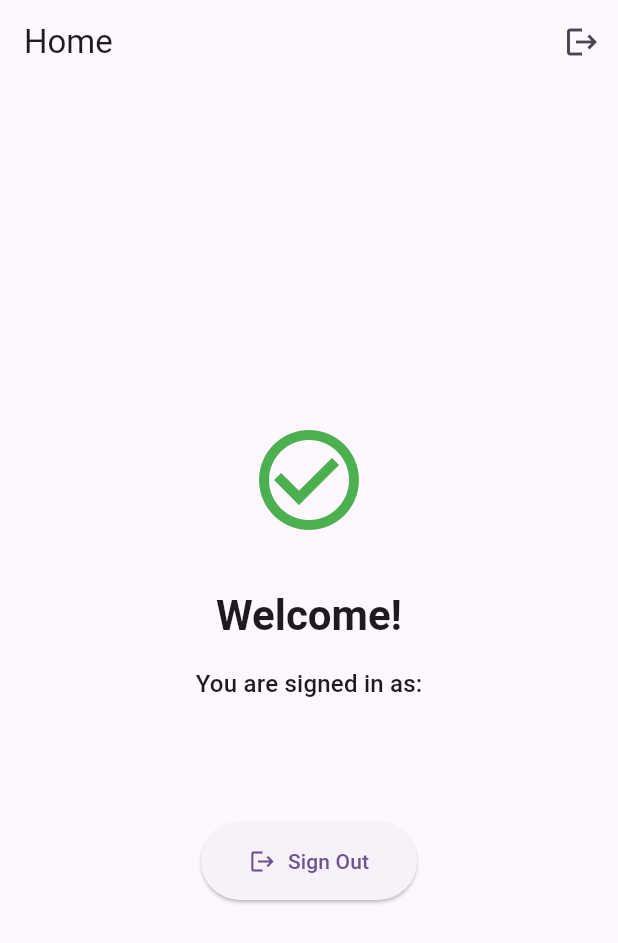
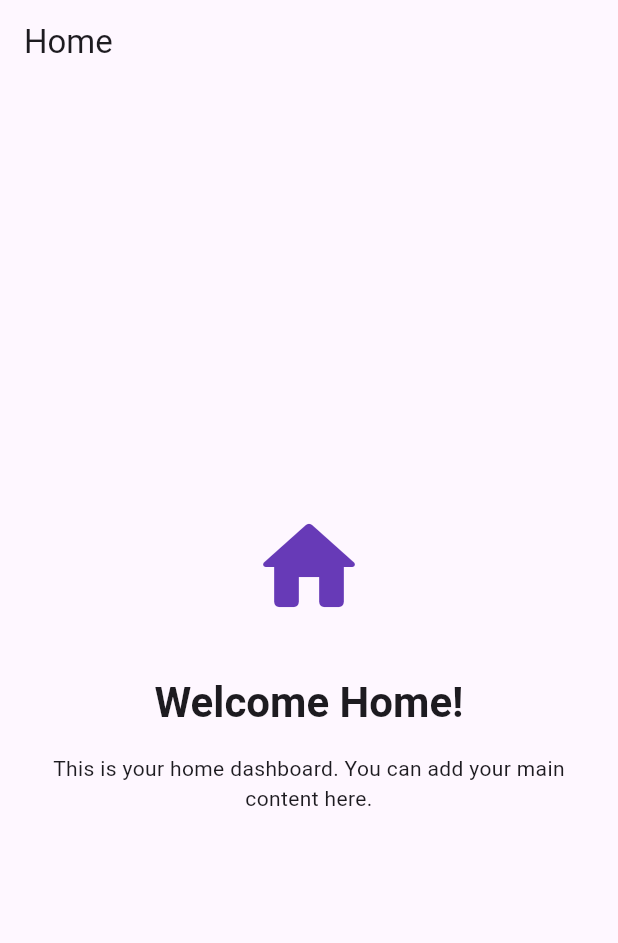
Before and after one commit to cheesyGarlicBread15/cosmic-explorer, a Flutter app: the HomeScreen screen opened directly, on a phone screen of 412 x 824 dp. Shown: the top 943 px of the screen. Run offline on Flutter 3.47's test engine with Material 3 defaults, Android fonts, the phone set to English and light mode, and no system bars; our stand-ins replace flutter_dotenv, flutter_spinkit, flutter_svg, go_router, supabase_flutter; accounts and stored records are empty.

Commit message:
added .env.example and go_router nav

```diff
--- a/lib/main.dart
+++ b/lib/main.dart
@@ -1,3 +1,4 @@
+import 'package:cosmic_explorer/router/app_router.dart';
 import 'package:cosmic_explorer/screens/splash_screen.dart';
 import 'package:flutter/material.dart';
 import 'package:flutter_dotenv/flutter_dotenv.dart';
@@ -18,7 +19,7 @@ class MainApp extends StatelessWidget {
 
   @override
   Widget build(BuildContext context) {
-    return MaterialApp(
+    return MaterialApp.router(
       title: 'Cosmic Explorer',
       debugShowCheckedModeBanner: false,
       theme: ThemeData(
@@ -36,7 +37,7 @@ class MainApp extends StatelessWidget {
         useMaterial3: true,
       ),
       themeMode: ThemeMode.system,
-      home: const SplashScreen(),
+      routerConfig: AppRouter.router,
     );
   }
 }
--- /dev/null
+++ b/lib/router/app_router.dart
@@ -0,0 +1,107 @@
+import 'package:cosmic_explorer/screens/main_nav/gallery_screen.dart';
+import 'package:cosmic_explorer/screens/main_nav/home_screen.dart';
+import 'package:cosmic_explorer/screens/main_nav/profile_screen.dart';
+import 'package:cosmic_explorer/screens/sign_in_screen.dart';
+import 'package:cosmic_explorer/screens/sign_up_screen.dart';
+import 'package:cosmic_explorer/screens/splash_screen.dart';
+import 'package:cosmic_explorer/services/supabase_service.dart';
+import 'package:cosmic_explorer/widgets/scaffold_with_navbar.dart';
+import 'package:flutter/material.dart';
+import 'package:go_router/go_router.dart';
+
+class AppRouter {
+  static final _rootNavigatorKey = GlobalKey<NavigatorState>();
+  static final _shellNavigatorKey = GlobalKey<NavigatorState>();
+
+  static final GoRouter router = GoRouter(
+    navigatorKey: _rootNavigatorKey,
+    initialLocation: '/',
+    debugLogDiagnostics: true,
+
+    // Define the routes
+    routes: [
+      // Splash route
+      GoRoute(
+        path: '/',
+        builder: (context, state) => const SplashScreen(),
+      ),
+
+      // Authentication routes
+      GoRoute(
+        path: '/signin',
+        builder: (context, state) => const SignInScreen(),
+      ),
+      GoRoute(
+        path: '/signup',
+        builder: (context, state) => const SignUpScreen(),
+      ),
+
+      // Main app shell with bottom navigation
+      ShellRoute(
+        navigatorKey: _shellNavigatorKey,
+        builder: (context, state, child) {
+          return ScaffoldWithNavbar(child: child);
+        },
+        routes: [
+          // Home tab
+          GoRoute(
+            path: '/home',
+            builder: (context, state) => const HomeScreen(),
+          ),
+
+          // Gallery tab
+          GoRoute(
+            path: '/gallery',
+            builder: (context, state) => const GalleryScreen(),
+          ),
+
+          // Profile tab
+          GoRoute(
+            path: '/profile',
+            builder: (context, state) => const ProfileScreen(),
+          ),
+        ],
+      ),
+    ],
+
+    // Redirect based on authentication state
+    redirect: (context, state) {
+      // Get the current path
+      final currentPath = state.matchedLocation;
+
+      // Splash screen is accessible regardless of authentication
+      if (currentPath == '/') {
+        return null;
+      }
+
+      // Check if user is signed in
+      final isSignedIn = SupabaseService.isSignedIn;
+
+      // Auth routes
+      final isAuthRoute = currentPath == '/signin' || currentPath == '/signup';
+
+      // If not signed in and not on an auth route, redirect to sign in
+      if (!isSignedIn && !isAuthRoute) {
+        return '/signin';
+      }
+
+      // If signed in and on an auth route, redirect to home
+      if (isSignedIn && isAuthRoute) {
+        return '/home';
+      }
+
+      // No redirect needed
+      return null;
+    },
+
+    // Error builder
+    errorBuilder: (context, state) => Scaffold(
+      body: Center(
+        child: Text(
+          'Error: ${state.error}',
+          style: const TextStyle(color: Colors.red),
+        ),
+      ),
+    ),
+  );
+}
--- /dev/null
+++ b/lib/screens/main_nav/home_screen.dart
@@ -0,0 +1,42 @@
+import 'package:flutter/material.dart';
+
+class HomeScreen extends StatelessWidget {
+  const HomeScreen({super.key});
+
+  @override
+  Widget build(BuildContext context) {
+    return Scaffold(
+      appBar: AppBar(
+        title: const Text('Home'),
+        automaticallyImplyLeading: false, // Remove back button
+      ),
+      body: Center(
+        child: Padding(
+          padding: const EdgeInsets.all(24.0),
+          child: Column(
+            mainAxisAlignment: MainAxisAlignment.center,
+            children: [
+              const Icon(
+                Icons.home_rounded,
+                size: 80,
+                color: Colors.deepPurple,
+              ),
+              const SizedBox(height: 32),
+              Text(
+                'Welcome Home!',
+                style: Theme.of(context).textTheme.headlineMedium?.copyWith(
+                      fontWeight: FontWeight.bold,
+                    ),
+              ),
+              const SizedBox(height: 16),
+              const Text(
+                'This is your home dashboard. You can add your main content here.',
+                textAlign: TextAlign.center,
+              ),
+            ],
+          ),
+        ),
+      ),
+    );
+  }
+}
--- a/lib/screens/home_screen.dart
+++ b/lib/screens/main_nav/profile_screen.dart
@@ -1,20 +1,17 @@
-import 'package:cosmic_explorer/screens/sign_in_screen.dart';
 import 'package:cosmic_explorer/services/supabase_service.dart';
 import 'package:flutter/material.dart';
+import 'package:go_router/go_router.dart';
 
-class HomeScreen extends StatelessWidget {
-  const HomeScreen({super.key});
+class ProfileScreen extends StatelessWidget {
+  const ProfileScreen({super.key});
 
   Future<void> _signOut(BuildContext context) async {
     try {
       await SupabaseService.signOut();
 
       if (context.mounted) {
-        // Navigate to sign in screen after sign5ing out
-        Navigator.of(context).pushAndRemoveUntil(
-          MaterialPageRoute(builder: (_) => const SignInScreen()),
-          (route) => false, // Remove all previous routes
-        );
+        // Navigate to sign in screen after signing out
+        context.go('/signin');
       }
     } catch (e) {
       if (context.mounted) {
@@ -34,15 +31,8 @@ class HomeScreen extends StatelessWidget {
 
     return Scaffold(
       appBar: AppBar(
-        title: const Text('Home'),
+        title: const Text('Profile'),
         automaticallyImplyLeading: false, // Remove back button
-        actions: [
-          IconButton(
-            icon: const Icon(Icons.logout),
-            onPressed: () => _signOut(context),
-            tooltip: 'Sign Out',
-          ),
-        ],
       ),
       body: Center(
         child: Padding(
@@ -50,21 +40,25 @@ class HomeScreen extends StatelessWidget {
           child: Column(
             mainAxisAlignment: MainAxisAlignment.center,
             children: [
-              const Icon(
-                Icons.check_circle_outline,
-                size: 80,
-                color: Colors.green,
+              const CircleAvatar(
+                radius: 60,
+                backgroundColor: Colors.deepPurple,
+                child: Icon(
+                  Icons.person,
+                  size: 60,
+                  color: Colors.white,
+                ),
               ),
               const SizedBox(height: 32),
               Text(
-                'Welcome!',
+                'User Profile',
                 style: Theme.of(context).textTheme.headlineMedium?.copyWith(
                       fontWeight: FontWeight.bold,
                     ),
               ),
               const SizedBox(height: 16),
               Text(
-                'You are signed in as:',
+                'Signed in as:',
                 style: Theme.of(context).textTheme.titleMedium,
               ),
               const SizedBox(height: 8),
--- a/lib/screens/sign_up_screen.dart
+++ b/lib/screens/sign_up_screen.dart
@@ -2,6 +2,7 @@ import 'package:cosmic_explorer/services/supabase_service.dart';
 import 'package:cosmic_explorer/widgets/auth_text_field.dart';
 import 'package:flutter/material.dart';
 import 'package:flutter_svg/flutter_svg.dart';
+import 'package:go_router/go_router.dart';
 
 class SignUpScreen extends StatefulWidget {
   const SignUpScreen({super.key});
@@ -52,7 +53,7 @@ class _SignUpScreenState extends State<SignUpScreen> {
             backgroundColor: Colors.green,
           ),
         );
-        Navigator.of(context).pop(); // Go back to sign in screen
+        context.pop(); // Go back to sign in screen
       } else {
         setState(() {
           _errorMessage = 'Failed to create account. Please try again.';
--- a/pubspec.yaml
+++ b/pubspec.yaml
@@ -14,6 +14,7 @@ dependencies:
   flutter_spinkit: ^5.2.1
   cupertino_icons: ^1.0.8
   flutter_svg: ^2.1.0
+  go_router: ^15.1.2
 
 dev_dependencies:
   flutter_test:
```
Also changed, not shown: lib/screens/main_nav/gallery_screen.dart (added, +67 -0 lines), lib/screens/sign_in_screen.dart (+4 -7 lines), lib/screens/splash_screen.dart (+16 -33 lines), lib/widgets/scaffold_with_navbar.dart (added, +64 -0 lines), pubspec.lock, 1 other file.
